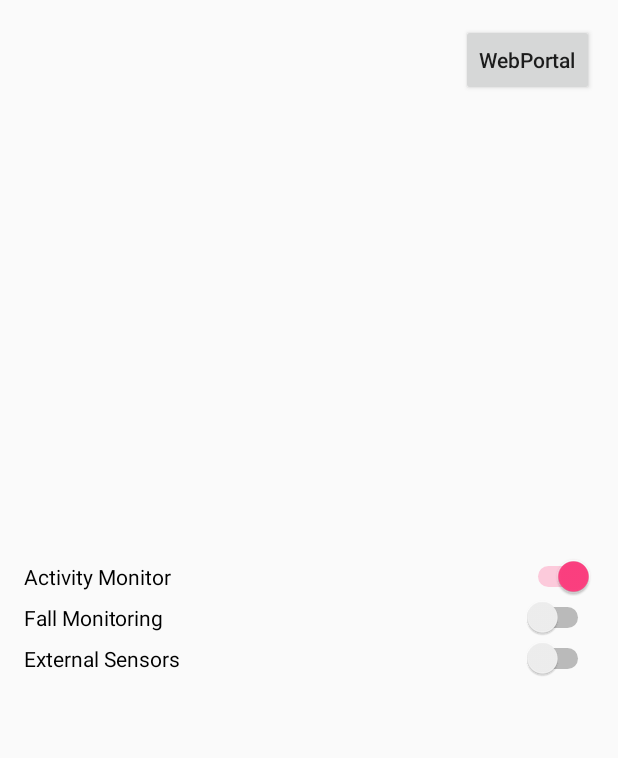
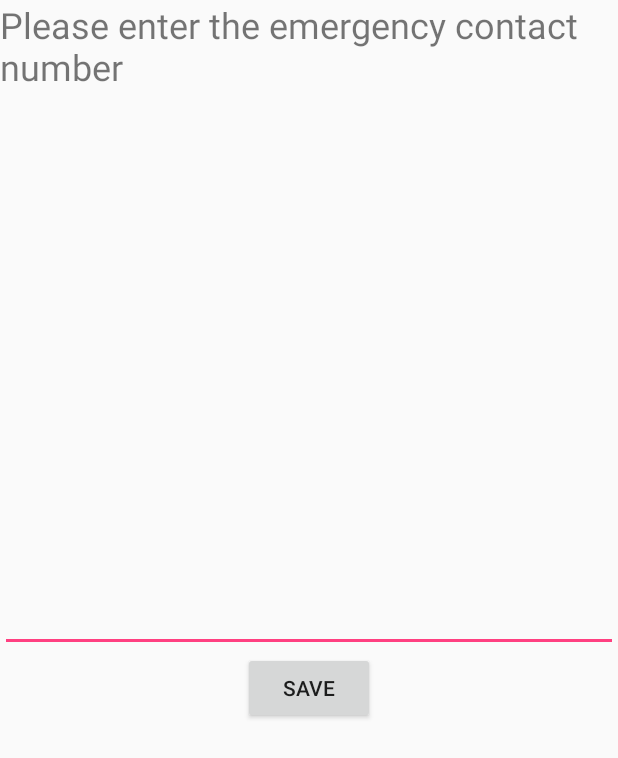
Before and after one commit to sasquatchgeoff/PHM_2, an Android app: the screen it shows after launch (MainActivity before the commit, FallViewSettingActivity after it), after a tap on "Fall Monitoring", on a phone screen of 412 x 824 dp. Shown: the top 758 px of the screen. Run offline under Robolectric (Android 15) with nearby library versions, the phone set to English and light mode, and no system bars; pictures from the network do not load; 2 statements that could not run were skipped.

Commit message:
local commit before merge with share location feature

```diff
--- a/app/src/main/java/capstone/se491_phm/MainActivity.java
+++ b/app/src/main/java/capstone/se491_phm/MainActivity.java
@@ -36,6 +36,7 @@ import capstone.se491_phm.jobs.MoodSurvey;
 import capstone.se491_phm.jobs.WeeklyActivityMonitorJob;
 import capstone.se491_phm.sensors.ExternalSensorActivity;
 import capstone.se491_phm.sensors.ExternalSensorClient;
+import capstone.se491_phm.sensors.FallViewSettingActivity;
 import capstone.se491_phm.sensors.ISensors;
 import capstone.se491_phm.sensors.StepCounter;
 
@@ -97,11 +98,14 @@ public class MainActivity extends Activity {
                 sensors.put("stepCounter",stepCounter);
             }
 
-            ((Switch) findViewById(R.id.fallSwitch)).setChecked(sharedPreferences.getBoolean("fallSwitch", true));
-            if(sharedPreferences.getBoolean("fallSwitch", true)){
-                //do not need to save reference for fall detector
-                Detector.initiate(getContextMain());
+            ((Switch) findViewById(R.id.fallSwitch)).setChecked(sharedPreferences.getBoolean("fallSwitch", false));
+            if(sharedPreferences.getBoolean("fallSwitch", false)) {
+                if(!"".equals(sharedPreferences.getString(Constants.EMERGENCY_CONTACT, ""))) {
+                    ((Switch) findViewById(R.id.fallSwitch)).setChecked(true);
+                }
             }
+            //do not need to save reference for fall detector
+            Detector.initiate(getContextMain());
 
             //does not make sense to turn on external monitoring by default since additional setup is required
             ((Switch) findViewById(R.id.externalSwitch)).setChecked(sharedPreferences.getBoolean("externalSwitch", false));
@@ -248,11 +252,18 @@ public class MainActivity extends Activity {
         if(switch1.isChecked()){
             Alarm.fallMonitoringOn = true;
             editor.putBoolean("fallSwitch", true);
+            editor.commit();
+
+            setContentView(R.layout.activity_fallview);
+            Intent intent = new Intent(this, FallViewSettingActivity.class);
+            startActivity(intent);
+            finish();
         } else {
             Alarm.fallMonitoringOn = false;
             editor.putBoolean("fallSwitch", false);
+            editor.commit();
         }
-        editor.commit();
+
     }
     public void externalSwitch(View view) {
         Switch switch1 = (Switch) findViewById(R.id.externalSwitch);
--- a/app/src/main/java/capstone/se491_phm/common/Constants.java
+++ b/app/src/main/java/capstone/se491_phm/common/Constants.java
@@ -41,4 +41,5 @@ public class Constants {
     public static final String EXTERNAL_SENSOR_AUTH_STRING = "externalAuthString";
     public static final String REGISTRATION_TOKEN = "registrationToken";
     public static final String SHOW_RESET_CONN_PREF = "showResetExtConnectionPref";
+    public static final String EMERGENCY_CONTACT = "emergencyContact";
 }
--- /dev/null
+++ b/app/src/main/java/capstone/se491_phm/sensors/FallViewSettingActivity.java
@@ -0,0 +1,40 @@
+package capstone.se491_phm.sensors;
+
+import android.app.Activity;
+import android.content.Intent;
+import android.content.SharedPreferences;
+import android.os.Bundle;
+import android.preference.PreferenceManager;
+import android.view.View;
+import android.widget.EditText;
+
+import capstone.se491_phm.MainActivity;
+import capstone.se491_phm.R;
+import capstone.se491_phm.common.Constants;
+
+/**
+ * Created by Acer on 11/9/2016.
+ */
+
+public class FallViewSettingActivity extends Activity {
+
+    @Override
+    protected void onCreate(Bundle savedInstanceState) {
+        super.onCreate(savedInstanceState);
+        setContentView(R.layout.activity_fallview);
+        EditText phoneField = ((EditText) findViewById(R.id.emergencyPhoneField));
+        SharedPreferences sharedPreferences = PreferenceManager.getDefaultSharedPreferences(getBaseContext());
+        phoneField.setText(sharedPreferences.getString(Constants.EMERGENCY_CONTACT,""));
+    }
+
+    public void saveEmergencyPhone(View view) {
+        String phoneNumber = ((EditText) findViewById(R.id.emergencyPhoneField)).getText().toString();
+        SharedPreferences sharedPreferences = PreferenceManager.getDefaultSharedPreferences(getBaseContext());
+        sharedPreferences.edit().putString(Constants.EMERGENCY_CONTACT,phoneNumber).commit();
+
+        setContentView(R.layout.activity_main);
+        Intent intent = new Intent(this, MainActivity.class);
+        startActivity(intent);
+        finish();
+    }
+}
--- /dev/null
+++ b/app/src/main/res/layout/activity_fallview.xml
@@ -0,0 +1,36 @@
+<?xml version="1.0" encoding="utf-8"?>
+
+
+<RelativeLayout xmlns:android="http://schemas.android.com/apk/res/android"
+    android:orientation="vertical" android:layout_width="match_parent"
+    android:layout_height="match_parent">
+
+    <EditText
+        android:layout_width="wrap_content"
+        android:layout_height="wrap_content"
+        android:inputType="phone"
+        android:ems="10"
+        android:layout_centerVertical="true"
+        android:id="@+id/emergencyPhoneField"
+        android:layout_alignParentStart="true"
+        android:layout_alignParentEnd="true"
+        android:textAlignment="center" />
+
+    <Button
+        android:text="Save"
+        android:layout_width="wrap_content"
+        android:layout_height="wrap_content"
+        android:layout_below="@+id/emergencyPhoneField"
+        android:layout_centerHorizontal="true"
+        android:id="@+id/saveEmergencyPhonebtn"
+        android:onClick="saveEmergencyPhone"/>
+
+    <TextView
+        android:text="Please enter the emergency contact number"
+        android:layout_width="wrap_content"
+        android:layout_height="wrap_content"
+        android:id="@+id/helpTextFallSetting"
+        android:textSize="24sp"
+        android:layout_alignParentTop="true"
+        android:layout_alignParentStart="true" />
+</RelativeLayout>
```
Also changed, not shown: app/src/main/AndroidManifest.xml (+9 -0 lines), app/src/main/java/capstone/se491_phm/Alarm.java (+15 -7 lines).
